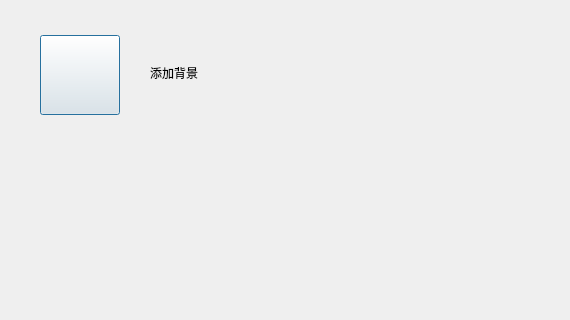
Before: the Qt Designer form src/XMusic/addbkgdlg.ui in 1028417/XMusic, drawn with Qt 5; both pictures show x 0 to 570 and y 0 to 320 of the 814 by 500 pixel window.
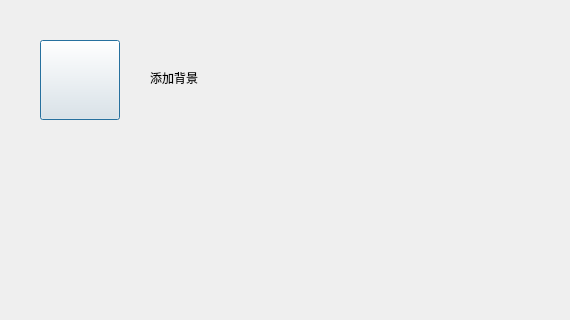
After: the same form once the commit is applied. Icons and pictures are not drawn. Custom widgets are drawn as their Qt base class.

```diff
--- a/src/XMusic/addbkgdlg.ui
+++ b/src/XMusic/addbkgdlg.ui
@@ -17,7 +17,7 @@
    <property name="geometry">
     <rect>
      <x>40</x>
-     <y>35</y>
+     <y>40</y>
      <width>80</width>
      <height>80</height>
     </rect>
@@ -45,7 +45,7 @@
    <property name="geometry">
     <rect>
      <x>150</x>
-     <y>43</y>
+     <y>48</y>
      <width>300</width>
      <height>60</height>
     </rect>
```
